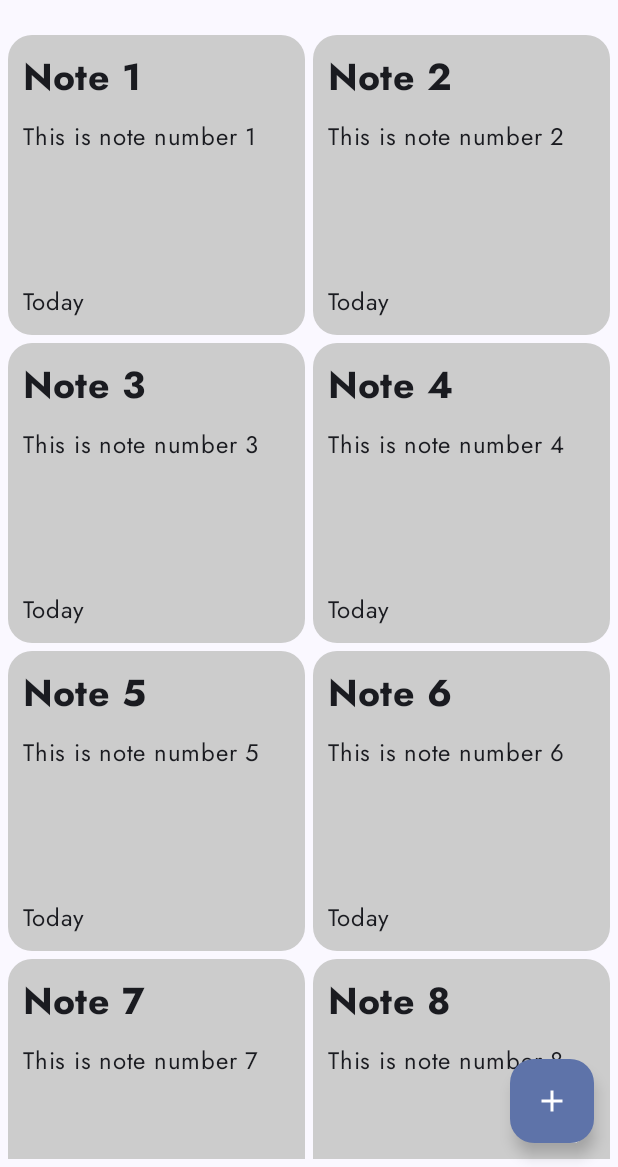
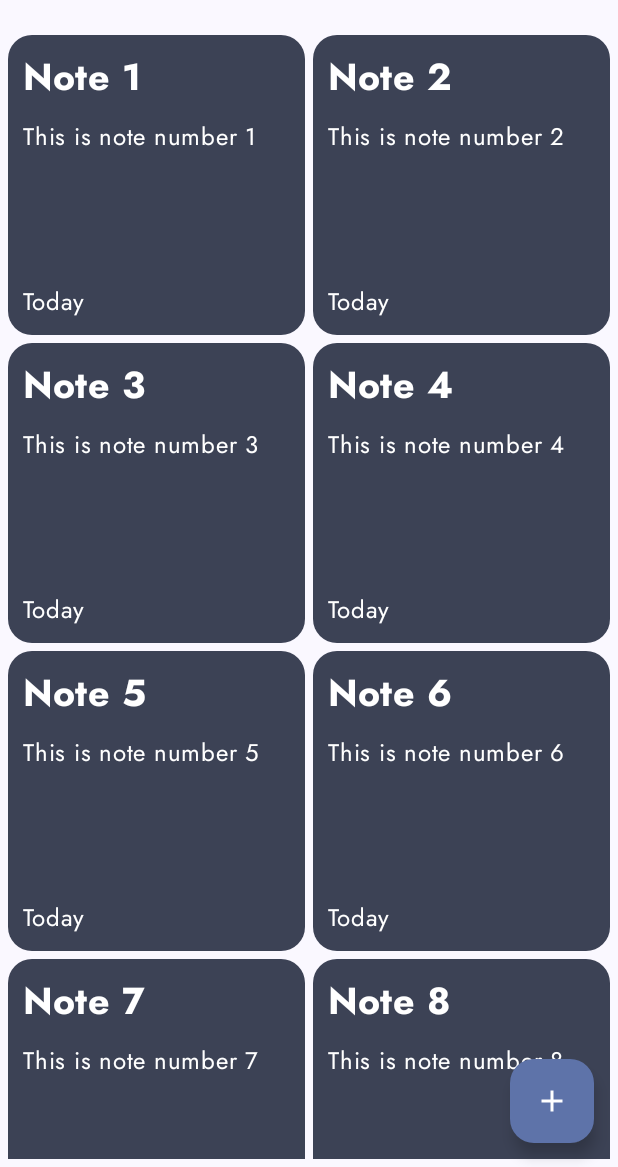
Before and after one commit to litvidan/Notesss, an Android app built with Jetpack Compose: the screen it shows after launch (MainActivity), on a phone screen of 412 x 824 dp, the part 69-1236 px from its top. Run offline under Robolectric (Android 15) with nearby library versions, the phone set to English and light mode, and no system bars.

Commit message:
Added theme switching with Material Theme

```diff
--- a/app/src/main/java/com/booktok/notesss/presentation/screens/MainScreen.kt
+++ b/app/src/main/java/com/booktok/notesss/presentation/screens/MainScreen.kt
@@ -1,6 +1,8 @@
 package com.booktok.notesss.presentation.screens
 
-import NoteGrid
+import com.booktok.notesss.presentation.screens.widgets.NoteGrid
+import android.content.res.Configuration.UI_MODE_NIGHT_YES
+import android.content.res.Configuration.UI_MODE_NIGHT_NO
 import androidx.compose.foundation.layout.Box
 import androidx.compose.foundation.layout.Column
 import androidx.compose.foundation.layout.padding
@@ -66,7 +68,8 @@ fun MainScreenView(){
 
 }
 
-@Preview(showBackground = true, showSystemUi = true)
+@Preview(name = "", showBackground = true, showSystemUi = true, uiMode = UI_MODE_NIGHT_YES)
+@Preview(showBackground = true, showSystemUi = true, uiMode = UI_MODE_NIGHT_NO)
 @Composable
 fun MainScreenPreview(){
     MainScreenView()
--- a/app/src/main/java/com/booktok/notesss/presentation/screens/widgets/NoteGrid.kt
+++ b/app/src/main/java/com/booktok/notesss/presentation/screens/widgets/NoteGrid.kt
@@ -1,4 +1,8 @@
+package com.booktok.notesss.presentation.screens.widgets
+
+import android.content.res.Configuration
 import androidx.compose.foundation.ExperimentalFoundationApi
+import androidx.compose.foundation.background
 import androidx.compose.foundation.layout.Arrangement
 import androidx.compose.foundation.layout.fillMaxSize
 import androidx.compose.foundation.layout.padding
@@ -6,6 +10,7 @@ import androidx.compose.foundation.layout.wrapContentHeight
 import androidx.compose.foundation.lazy.grid.GridCells
 import androidx.compose.foundation.lazy.grid.LazyVerticalGrid
 import androidx.compose.foundation.lazy.grid.items
+import androidx.compose.material3.MaterialTheme
 import androidx.compose.material3.Text
 import androidx.compose.runtime.Composable
 import androidx.compose.ui.Modifier
@@ -16,6 +21,7 @@ import androidx.compose.ui.unit.dp
 import com.booktok.notesss.R
 import com.booktok.notesss.domain.Note
 import com.booktok.notesss.presentation.screens.widgets.NoteWidget
+import com.booktok.notesss.presentation.ui.theme.NotesssTheme
 import java.util.Date
 import java.util.GregorianCalendar
 
@@ -25,14 +31,20 @@ fun NoteGrid(notes: List<Note>) {
     if (notes.isEmpty())
         Text(
             text = stringResource(R.string.no_notes),
-            modifier = Modifier.fillMaxSize().wrapContentHeight(),
+            modifier = Modifier
+                .fillMaxSize()
+                .background(MaterialTheme.colorScheme.background)
+                .wrapContentHeight(),
             textAlign = TextAlign.Center,
+            color = MaterialTheme.colorScheme.onBackground
 
         )
     else
         LazyVerticalGrid(
             columns = GridCells.Fixed(2), // 2 колонки
-            modifier = Modifier.padding(5.dp),
+            modifier = Modifier
+                .background(MaterialTheme.colorScheme.background)
+                .padding(5.dp),
             verticalArrangement = Arrangement.spacedBy(5.dp),
             horizontalArrangement = Arrangement.spacedBy(5.dp)
         ) {
@@ -42,7 +54,8 @@ fun NoteGrid(notes: List<Note>) {
         }
 }
 
-@Preview(showBackground = true)
+@Preview(name = "Note Grid Light",showBackground = true, uiMode = Configuration.UI_MODE_NIGHT_NO)
+@Preview(name = "Note Grid Dark", showBackground = true, uiMode = Configuration.UI_MODE_NIGHT_YES)
 @Composable
 fun NoteGridPreview(){
     val calendar = GregorianCalendar()
@@ -57,12 +70,18 @@ fun NoteGridPreview(){
             modifiedAt = date
         )
     }
-    NoteGrid(notes)
+    NotesssTheme {
+        NoteGrid(notes)
+    }
 }
 
-@Preview(showBackground = true)
+@Preview(showBackground = true, uiMode = Configuration.UI_MODE_NIGHT_YES)
+@Preview(showBackground = true, uiMode = Configuration.UI_MODE_NIGHT_NO)
 @Composable
-fun EmptyNoteGridPreview(){
+fun EmptyNoteGridPreviewLight(){
     val notes: List<Note> = listOf()
-    NoteGrid(notes)
+
+    NotesssTheme {
+        NoteGrid(notes)
+    }
 }
--- a/app/src/main/java/com/booktok/notesss/presentation/screens/widgets/NoteWidget.kt
+++ b/app/src/main/java/com/booktok/notesss/presentation/screens/widgets/NoteWidget.kt
@@ -1,26 +1,28 @@
 package com.booktok.notesss.presentation.screens.widgets
 
+import android.content.res.Configuration
 import androidx.compose.foundation.background
 import androidx.compose.foundation.layout.Arrangement
 import androidx.compose.foundation.layout.Column
-import androidx.compose.foundation.layout.Row
 import androidx.compose.foundation.layout.Spacer
 import androidx.compose.foundation.layout.height
 import androidx.compose.foundation.layout.padding
 import androidx.compose.foundation.layout.width
 import androidx.compose.foundation.shape.RoundedCornerShape
+import androidx.compose.material3.MaterialTheme
+import androidx.compose.material3.Surface
 import androidx.compose.material3.Text
 import androidx.compose.runtime.Composable
 import androidx.compose.ui.Modifier
-import androidx.compose.ui.graphics.Color
 import androidx.compose.ui.platform.LocalContext
 import androidx.compose.ui.text.font.FontWeight
 import androidx.compose.ui.text.style.TextOverflow
 import androidx.compose.ui.tooling.preview.Preview
 import androidx.compose.ui.unit.dp
 import androidx.compose.ui.unit.sp
+import com.booktok.notesss.domain.formatDate
+import com.booktok.notesss.presentation.ui.theme.NotesssTheme
 import java.util.Date
-import com.booktok.notesss.domain.formatDate
 
 @Composable
 fun NoteWidget(
@@ -33,30 +35,36 @@ fun NoteWidget(
         modifier = Modifier
             .width(200.dp)
             .height(200.dp)
-            .background(Color.LightGray, RoundedCornerShape(16.dp))
+            .background(MaterialTheme.colorScheme.secondary, RoundedCornerShape(16.dp))
             .padding(10.dp),
         verticalArrangement = Arrangement.SpaceBetween
     ) {
         Text(
             text = title,
             fontWeight = FontWeight.ExtraBold,
-            fontSize = 25.sp
+            fontSize = 25.sp,
+            color = MaterialTheme.colorScheme.onSecondary
         )
         Spacer(modifier = Modifier.height(10.dp))
         Text(
             text = content,
             overflow = TextOverflow.Ellipsis,
-            modifier = Modifier.weight(1f)
+            modifier = Modifier.weight(1f),
+            color = MaterialTheme.colorScheme.onSecondary
         )
-        Row {
-            Text(text = formatDate(LocalContext.current, dateTime))
-        }
+        Text(
+            text = formatDate(LocalContext.current, dateTime),
+            color = MaterialTheme.colorScheme.onSecondary
+        )
+
     }
 }
 
-@Preview(showBackground = true)
+
+@Preview(name = "Light mode",showBackground = true, uiMode = Configuration.UI_MODE_NIGHT_NO)
+@Preview(name = "Dark mode", showBackground = true, uiMode = Configuration.UI_MODE_NIGHT_YES)
 @Composable
-fun NoteWidgetPreview() {
+fun NoteWidgetPreviewDark() {
     val title = "Note Title"
     val content = "Nuttus set libertine malus, " +
             "ut none aliqua ya tut i ostanus. " +
@@ -68,5 +76,7 @@ fun NoteWidgetPreview() {
             " romani domus aurelius hahahahaha"
     val date = Date()
 
+    NotesssTheme {
         NoteWidget(title, content, date)
     }
+}
```
Also changed, not shown: app/src/main/java/com/booktok/notesss/MainActivity.kt (+0 -16 lines). Lines whose indentation alone changed are shown as unchanged.
